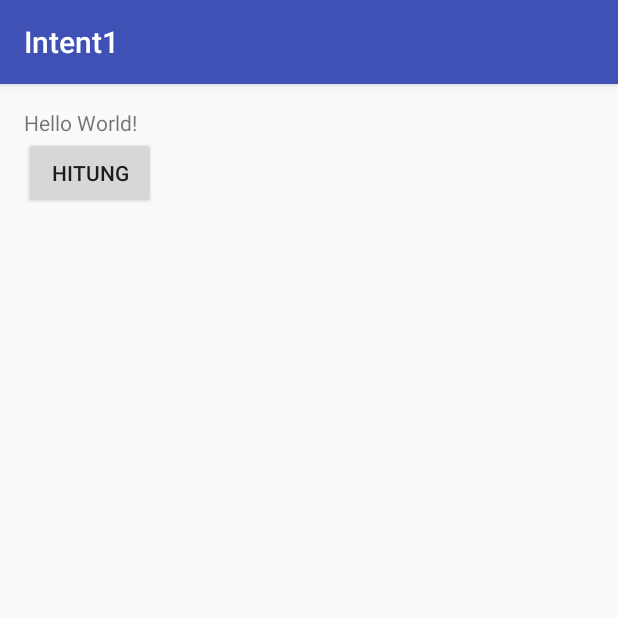
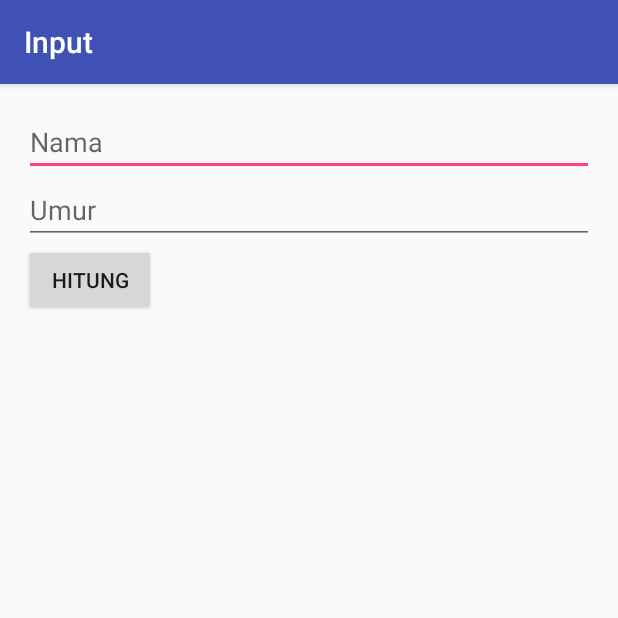
Before and after one commit to vinnykartika/Intent1, an Android app: the screen it shows after launch (MainActivity), after a tap on "HITUNG", on a phone screen of 412 x 824 dp, the top half of it. Run offline under Robolectric (Android 15) with nearby library versions, the phone set to English and light mode, and no system bars; 4 statements that could not run were skipped.

Commit message:
startActivity Part 2

```diff
--- a/app/src/main/java/id/sch/smktelkom_mlg/learn/intent1/MainActivity.java
+++ b/app/src/main/java/id/sch/smktelkom_mlg/learn/intent1/MainActivity.java
@@ -4,8 +4,13 @@ import android.content.Intent;
 import android.os.Bundle;
 import android.support.v7.app.AppCompatActivity;
 import android.view.View;
+import android.widget.EditText;
 
 public class MainActivity extends AppCompatActivity {
+    public static final String NAMA = "Nama";
+    public static final String UMUR = "Umur";
+    EditText etNama;
+    EditText etUmur;
 
     @Override
     protected void onCreate(Bundle savedInstanceState) {
@@ -14,8 +19,24 @@ public class MainActivity extends AppCompatActivity {
         findViewById(R.id.buttonHitung).setOnClickListener(new View.OnClickListener() {
             @Override
             public void onClick(View v) {
-                startActivity(new Intent(MainActivity.this, HasilActivity.class));
+                goHasil();
             }
         });
+        etNama = (EditText) findViewById(R.id.editTextNama);
+        etUmur = (EditText) findViewById(R.id.editTextUmur);
+        setTitle("Input");
+    }
+
+    private void goHasil() {
+        String nama = etNama.getText().toString();
+        String umurStr = etUmur.getText().toString();
+
+        int umur = umurStr.isEmpty() ? 0 : Integer.parseInt(umurStr);
+
+        Intent intent = new Intent(MainActivity.this, HasilActivity.class);
+        intent.putExtra(NAMA, nama);
+        intent.putExtra(UMUR, umur);
+
+        startActivity(intent);
     }
 }
--- a/app/src/main/res/layout/activity_main.xml
+++ b/app/src/main/res/layout/activity_main.xml
@@ -10,10 +10,22 @@
     android:paddingTop="@dimen/activity_vertical_margin"
     tools:context="id.sch.smktelkom_mlg.learn.intent1.MainActivity">
 
-    <TextView
-        android:layout_width="wrap_content"
+    <EditText
+        android:id="@+id/editTextNama"
+        android:layout_width="match_parent"
         android:layout_height="wrap_content"
-        android:text="Hello World!" />
+        android:ems="10"
+        android:hint="Nama"
+        android:inputType="textPersonName" />
+
+    <EditText
+        android:id="@+id/editTextUmur"
+        android:layout_width="match_parent"
+        android:layout_height="wrap_content"
+        android:ems="10"
+        android:hint="Umur"
+        android:inputType="textPersonName" />
+
 
     <Button
         android:id="@+id/buttonHitung"
```
